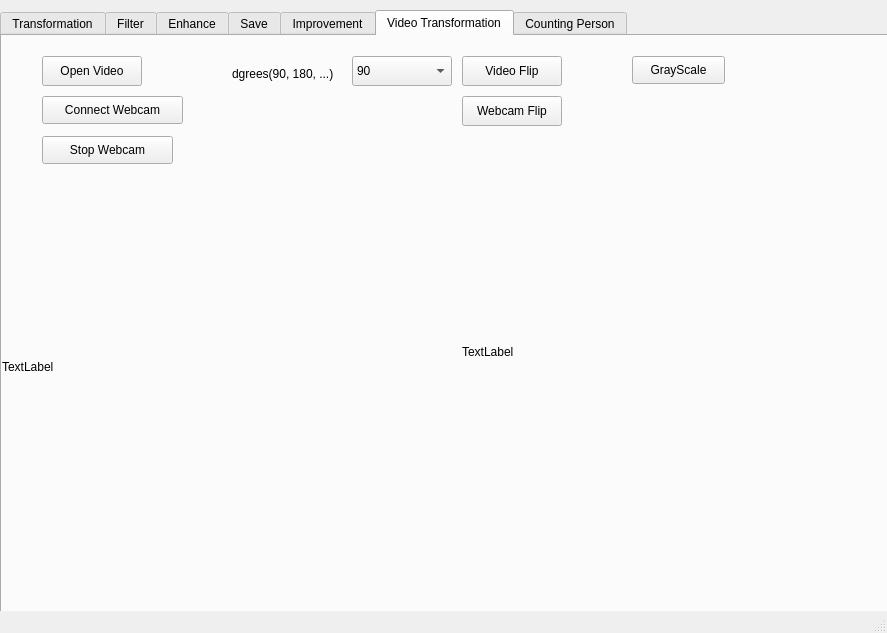
Old version of the form image_processing_app.ui in the repository soyoung125/MultimediaProcessingTool.
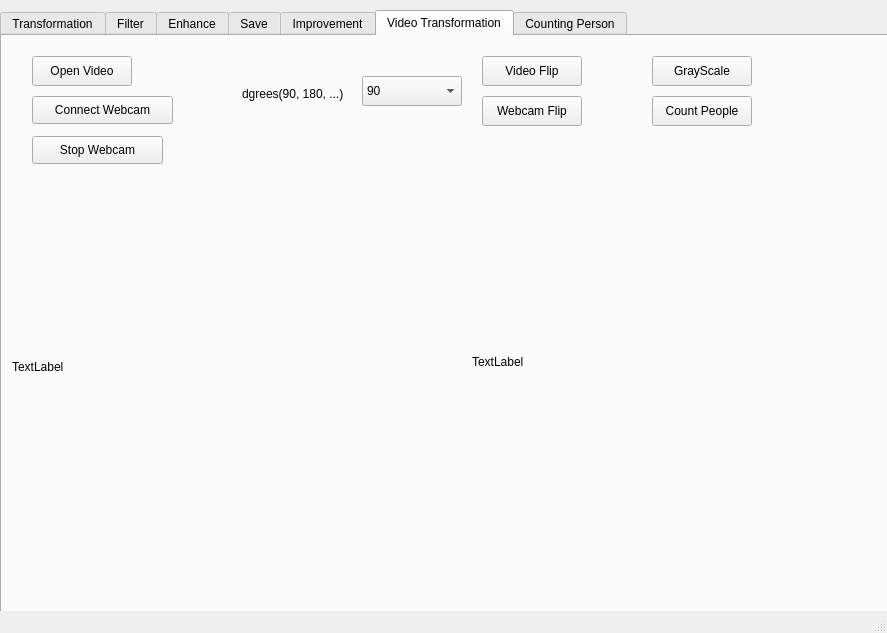
New version of the form.

Commit message: Count People 버튼 생성

Patch:
```diff
--- a/image_processing_app.ui
+++ b/image_processing_app.ui
@@ -647,7 +647,7 @@
      <widget class="QPushButton" name="btnOpenVideo">
       <property name="geometry">
        <rect>
-        <x>40</x>
+        <x>30</x>
         <y>20</y>
         <width>100</width>
         <height>30</height>
@@ -660,8 +660,8 @@
      <widget class="QComboBox" name="cnndgrees">
       <property name="geometry">
        <rect>
-        <x>350</x>
-        <y>20</y>
+        <x>360</x>
+        <y>40</y>
         <width>100</width>
         <height>30</height>
        </rect>
@@ -685,8 +685,8 @@
      <widget class="QLabel" name="label_d">
       <property name="geometry">
        <rect>
-        <x>230</x>
-        <y>30</y>
+        <x>240</x>
+        <y>50</y>
         <width>111</width>
         <height>16</height>
        </rect>
@@ -698,7 +698,7 @@
      <widget class="QPushButton" name="btnVideoFlip">
       <property name="geometry">
        <rect>
-        <x>460</x>
+        <x>480</x>
         <y>20</y>
         <width>100</width>
         <height>30</height>
@@ -711,7 +711,7 @@
      <widget class="QLabel" name="lblVideo1">
       <property name="geometry">
        <rect>
-        <x>0</x>
+        <x>10</x>
         <y>180</y>
         <width>411</width>
         <height>301</height>
@@ -724,8 +724,8 @@
      <widget class="QLabel" name="lblVideo2">
       <property name="geometry">
        <rect>
-        <x>460</x>
-        <y>170</y>
+        <x>470</x>
+        <y>180</y>
         <width>391</width>
         <height>291</height>
        </rect>
@@ -737,10 +737,10 @@
      <widget class="QPushButton" name="btnGrayScale">
       <property name="geometry">
        <rect>
-        <x>630</x>
+        <x>650</x>
         <y>20</y>
-        <width>93</width>
-        <height>28</height>
+        <width>100</width>
+        <height>30</height>
        </rect>
       </property>
       <property name="text">
@@ -750,7 +750,7 @@
      <widget class="QPushButton" name="btnConnectWebcam">
       <property name="geometry">
        <rect>
-        <x>40</x>
+        <x>30</x>
         <y>60</y>
         <width>141</width>
         <height>28</height>
@@ -763,7 +763,7 @@
      <widget class="QPushButton" name="btnWebcamFlip">
       <property name="geometry">
        <rect>
-        <x>460</x>
+        <x>480</x>
         <y>60</y>
         <width>100</width>
         <height>30</height>
@@ -776,7 +776,7 @@
      <widget class="QPushButton" name="btnStopWebcam">
       <property name="geometry">
        <rect>
-        <x>40</x>
+        <x>30</x>
         <y>100</y>
         <width>131</width>
         <height>28</height>
@@ -786,6 +786,19 @@
        <string>Stop Webcam</string>
       </property>
      </widget>
+     <widget class="QPushButton" name="btnCountPeople">
+      <property name="geometry">
+       <rect>
+        <x>650</x>
+        <y>60</y>
+        <width>100</width>
+        <height>30</height>
+       </rect>
+      </property>
+      <property name="text">
+       <string>Count People</string>
+      </property>
+     </widget>
     </widget>
     <widget class="QWidget" name="tab_6">
      <attribute name="title">
```
Left out of the diff: 2 changed lines with no effect on the pictures.
